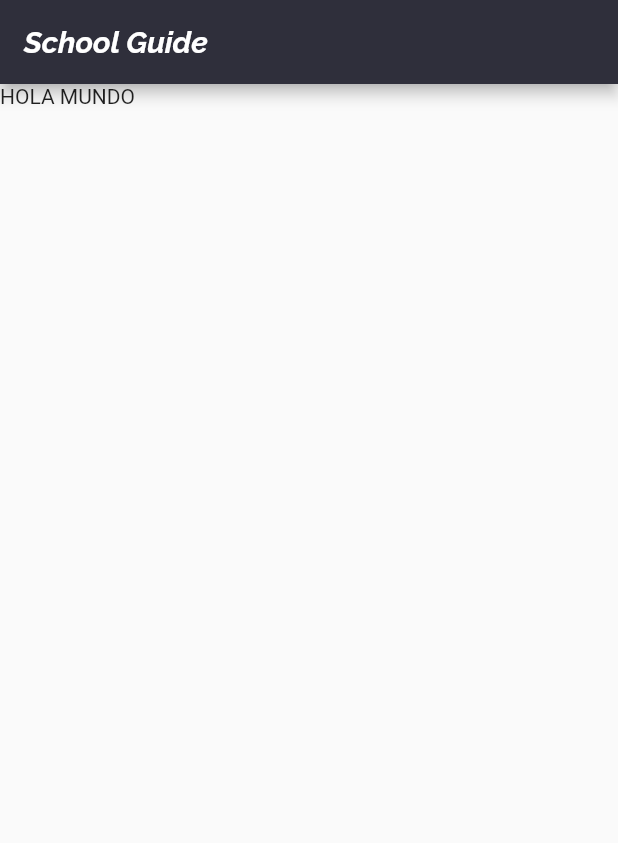
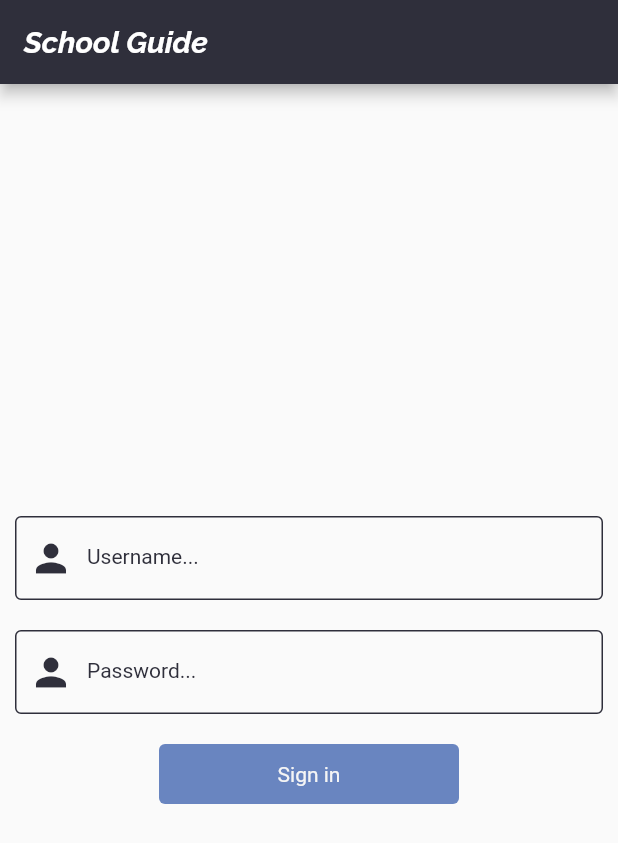
Before and after one commit to DBS20/appSGuide, a Flutter app: the screen it shows after launch, on a phone screen of 412 x 824 dp. Shown: the top 843 px of the screen. Run offline on Flutter 3.47's test engine with Material 2 defaults, Android fonts, the phone set to English and light mode, and no system bars; our stand-ins replace google_fonts.

Commit message:
appSGuide: login,menu,button-textfield
-creación vista menú
-navegación entre paginas "LoginPage" y "MenuPage"

```diff
--- a/appFlutter-SGuide/lib/pages/LoginPage.dart
+++ b/appFlutter-SGuide/lib/pages/LoginPage.dart
@@ -1,6 +1,10 @@
 import 'package:flutter/material.dart';
+import 'package:appsguide/pages/MenuPage.dart';
 import 'package:appsguide/utilerias/colors.dart';
+import 'package:appsguide/widgets/TextFieldWidget.dart';
+import 'package:appsguide/widgets/ButtonWidget.dart';
 import 'package:google_fonts/google_fonts.dart';
+
 
 class LoginPage extends StatefulWidget {
   const LoginPage({Key? key}) : super(key: key);
@@ -19,9 +23,50 @@ class _LoginPageState extends State<LoginPage> {
         backgroundColor: GlobalColors.colorGrey,
       ),
       body: Container(
-        child: Row(
+        child: Column(
+          mainAxisAlignment: MainAxisAlignment.center,
+          crossAxisAlignment: CrossAxisAlignment.center,
           children: [
-            Text("HOLA MUNDO")
+            Padding(
+              padding: const EdgeInsets.all(10.0),
+              child: TextFieldWidget(
+                  isPrefixIcon: true,
+                  prefixIconData: Icons.person,
+                  isSuffixIcon: false,
+                  isMyControllerActivate: true,
+                  //controller: _controllerUser,
+                  hintText: 'Username...',
+                  onChange: (String value) => {value}
+
+              ),
+            ),
+            Padding(
+              padding: const EdgeInsets.all(10.0),
+              child: TextFieldWidget(
+                  isPrefixIcon: true,
+                  prefixIconData: Icons.person,
+                  isSuffixIcon: false,
+                  isMyControllerActivate: true,
+                  //controller: _controllerUser,
+                  hintText: 'Password...',
+                  onChange: (String value) => {value}
+
+              ),
+            ),
+            Padding(
+                padding: const EdgeInsets.all(10.0),
+              child: ButtonWidget(
+                tittle: 'Sign in',
+                width: 200.0,
+                height: 40.0,
+                hasColor: false,
+                onPressed: () {
+                      Navigator.of(context).pop();
+                      Navigator.of(context).push(MaterialPageRoute(
+                      builder: (BuildContext context) => MenuPage()));
+                  },
+              ),
+            ),
           ],
         ),
       ),
--- /dev/null
+++ b/appFlutter-SGuide/lib/pages/MenuPage.dart
@@ -0,0 +1,37 @@
+import 'package:flutter/material.dart';
+import 'package:appsguide/utilerias/colors.dart';
+import 'package:google_fonts/google_fonts.dart';
+import 'package:appsguide/pages/LoginPage.dart';
+import 'package:appsguide/widgets/TextFieldWidget.dart';
+import 'package:appsguide/widgets/ButtonWidget.dart';
+
+class MenuPage extends StatefulWidget {
+  const MenuPage({Key? key}) : super(key: key);
+
+  @override
+  State<MenuPage> createState() => _MenuPageState();
+}
+
+class _MenuPageState extends State<MenuPage> {
+  @override
+  Widget build(BuildContext context) {
+    return Scaffold(
+      appBar: AppBar(
+        actions: [
+          IconButton(
+              onPressed: (){
+                Navigator.of(context).pop();
+                Navigator.of(context).push(MaterialPageRoute(builder: (BuildContext context) => LoginPage()));
+              },
+              icon: Icon(Icons.logout)),
+        ],
+        title: Text('Menu SGuide',style: GoogleFonts.raleway(fontSize: 20, fontStyle: FontStyle.italic,color: Colors.white, fontWeight: FontWeight.bold)),
+        backgroundColor: GlobalColors.colorGrey,
+
+      ),
+      body: Container(
+        child: Text("HOLA MUNDO"),
+      ),
+    );
+  }
+}
--- /dev/null
+++ b/appFlutter-SGuide/lib/widgets/ButtonWidget.dart
@@ -0,0 +1,72 @@
+import 'package:flutter/material.dart';
+import 'package:appsguide/shared/responsive.dart';
+import 'package:appsguide/utilerias/colors.dart';
+
+
+//Boton personalizado
+class ButtonWidget extends StatelessWidget {
+  //const ButtonWidget({Key? key}) : super(key: key);
+
+  final String? tittle;
+  final bool? hasColor;
+  final void Function()? onPressed;
+  final Color? color;
+  final double? height;
+  final double? width;
+  final double? fontSize;
+  final bool? otherColor;
+  final Color? colorButton;
+
+  const ButtonWidget({
+    Key? key,
+    this.tittle,
+    this.hasColor,
+    this.onPressed,
+    this.color,
+    this.height = 60.0,
+    this.width = -1.0,
+    this.fontSize,
+    this.otherColor = false,
+    this.colorButton = GlobalColors.colorGrey,
+  }): super(key: key);
+
+  @override
+  Widget build(BuildContext context) {
+
+    double fontSizeButton = 0;
+    if(isTab(context) || isDesktop(context)){
+      fontSizeButton = fontSize ?? 20;
+    }else if(isMobile(context)){
+      fontSizeButton = fontSize ?? 14;
+    }
+
+    return Material(
+      borderRadius: BorderRadius.circular(4.0),
+      child: Ink(
+        decoration: BoxDecoration(
+          color: hasColor! ? GlobalColors.colorWhite : otherColor! ? colorButton : GlobalColors.colorBlueRaf,
+          borderRadius: BorderRadius.circular(4.0),
+        ),
+        child: InkWell(
+          borderRadius: BorderRadius.circular(4.0),
+          onTap: onPressed,
+          child: SizedBox(
+            width: width! < 0 ? MediaQuery.of(context).size.width : width!,
+            height: height,
+            child: Center(
+              child: Text(
+                tittle!,
+                style: TextStyle(
+                    color: hasColor! ? GlobalColors.colorBlueRaf: GlobalColors.colorWhite,
+                    fontWeight: FontWeight.w400,
+                    fontSize: fontSizeButton
+                ),
+              ),
+            ),
+          ),
+        ),
+      ),
+
+    );
+  }
+}
--- /dev/null
+++ b/appFlutter-SGuide/lib/widgets/TextFieldWidget.dart
@@ -0,0 +1,93 @@
+import 'package:flutter/material.dart';
+import 'package:appsguide/shared/responsive.dart';
+import 'package:appsguide/utilerias/colors.dart';
+
+class TextFieldWidget extends StatelessWidget {
+  final String? hintText;
+  final IconData? prefixIconData;
+  final IconData? sufixtIconData;
+  final void Function(String)? onChange;
+  final bool? obscureText;
+  final bool? isSuffixIcon;
+  final bool? isPrefixIcon;
+  final void Function()? onTap;
+  final bool? readOnly;
+  final bool? otherColor;
+  final Color? color;
+  final int? maxlong;
+  final void Function()? onsuffixIconTap;
+  final bool? isMaxlong;
+  final bool? isfilled;
+  final TextEditingController? controller;
+  final bool? isMyControllerActivate; /* å */
+
+  const TextFieldWidget({
+    Key? key,
+    this.hintText,
+    this.prefixIconData,
+    this.sufixtIconData,
+    this.onChange,
+    this.obscureText = false,
+    this.isSuffixIcon = false,
+    this.isPrefixIcon = false,
+    this.onTap,
+    this.readOnly = false,
+    this.otherColor = false,
+    this.color = GlobalColors.colorGrey,
+    this.maxlong = 50,
+    this.isMaxlong = false,
+    this.isfilled = false,
+    this.controller,
+    this.isMyControllerActivate = false,
+    this.onsuffixIconTap,
+  }) : super(key: key);
+
+  @override
+  Widget build(BuildContext context) {
+    double fontSizeTextField = 0;
+
+    if (isTab(context) || isDesktop(context)) {
+      fontSizeTextField = 20;
+    } else if (isMobile(context)) {
+      fontSizeTextField = 14;
+    }
+
+    return TextFormField(
+      maxLength: isMaxlong == false ? null : maxlong,
+      controller: isMyControllerActivate == false ? null : controller,
+      textInputAction: TextInputAction.done,
+      onChanged: onChange,
+      onTap: onTap,
+      readOnly: readOnly!,
+      obscureText: obscureText!,
+      cursorColor: color,
+      style: TextStyle(color: color, fontSize: fontSizeTextField),
+      decoration: InputDecoration(
+          labelStyle: TextStyle(color: color),
+          focusColor: color,
+          filled: isfilled,
+          enabledBorder: OutlineInputBorder(
+            borderRadius: BorderRadius.circular(4.0),
+            borderSide: BorderSide(color: color!),
+          ),
+          focusedBorder: OutlineInputBorder(
+            borderRadius: BorderRadius.circular(4.0),
+            borderSide: BorderSide(color: color!),
+          ),
+          labelText: hintText,
+          prefixIcon: isPrefixIcon == false
+              ? null
+              : Icon(prefixIconData, size: 30, color: color),
+          suffixIcon: isSuffixIcon == false
+              ? null
+              : GestureDetector(
+            onTap: onsuffixIconTap,
+            child: Icon(
+              sufixtIconData,
+              size: 25,
+              color: color,
+            ),
+          )),
+    );
+  }
+}
```
